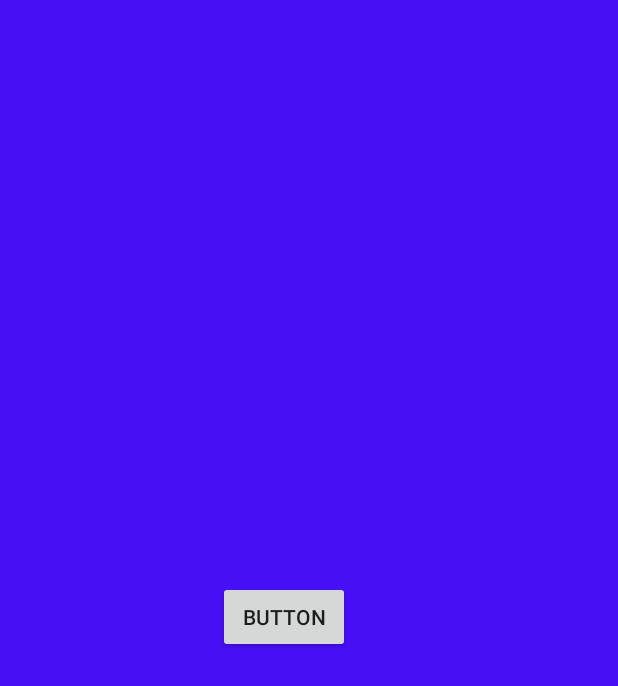
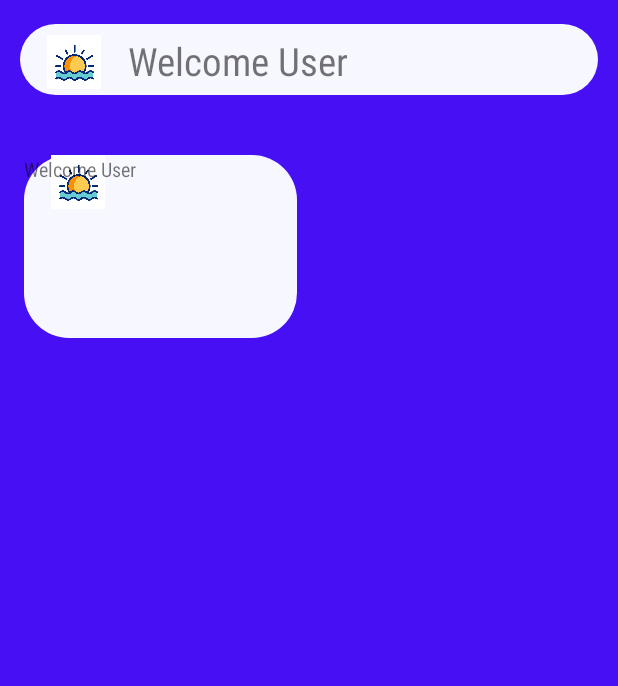
Before and after one commit to WenDEVLIFE/Mherl-Management-System-App, an Android app: the SystemDashboard screen opened directly, with no data from a screen before it, on a phone screen of 412 x 824 dp. Shown: the top 686 px of the screen. Run offline under Robolectric (Android 15) with nearby library versions, the light colour scheme and no system bars; our stand-ins replace sdp/ssp sizes.

Commit message:
added admin panel dash

```diff
--- /dev/null
+++ b/app/src/main/res/drawable/dash_layout.xml
@@ -0,0 +1,5 @@
+<?xml version="1.0" encoding="utf-8"?>
+<shape xmlns:android="http://schemas.android.com/apk/res/android">
+    <solid android:color="#F7F7FF"/>
+    <corners android:radius="30dp"/>
+</shape>
--- a/app/src/main/res/layout/activity_add_user.xml
+++ b/app/src/main/res/layout/activity_add_user.xml
@@ -44,6 +44,7 @@
 
     <!-- The navigation drawer that comes from the left -->
     <!-- Note that `android:layout_gravity` needs to be set to 'start' -->
+
     <com.google.android.material.navigation.NavigationView
             android:id="@+id/nav_view"
             android:layout_width="wrap_content"
@@ -54,6 +55,8 @@
             app:itemTextColor="@color/white"
             app:menu="@menu/navigationbar"
             app:headerLayout="@drawable/username"
-            />
+            >
+
+    </com.google.android.material.navigation.NavigationView>
 
 </androidx.drawerlayout.widget.DrawerLayout>
--- a/app/src/main/res/layout/activity_system_dashboard.xml
+++ b/app/src/main/res/layout/activity_system_dashboard.xml
@@ -25,17 +25,65 @@
                     android:layout_height="match_parent"
                     android:background="#470FF4">
 
-                <Button
-                        android:text="@string/button"
-                        android:layout_width="wrap_content"
-                        android:layout_height="wrap_content"
-                        android:id="@+id/button"
+                <androidx.constraintlayout.widget.ConstraintLayout
+                        android:layout_width="385dp"
+                        android:layout_height="47dp"
+                        android:background="@drawable/dash_layout"
+                        app:layout_constraintTop_toTopOf="parent"
                         app:layout_constraintStart_toStartOf="parent"
                         app:layout_constraintEnd_toEndOf="parent"
-                        app:layout_constraintTop_toTopOf="parent"
-                        app:layout_constraintBottom_toBottomOf="parent"
-                        app:layout_constraintHorizontal_bias="0.448"
-                        app:layout_constraintVertical_bias="0.499" />
+                        android:layout_marginTop="16dp"
+                        android:id="@+id/constraintLayout">
+
+                    <ImageView
+                            android:layout_width="72dp"
+                            android:layout_height="36dp"
+                            app:srcCompat="@drawable/sunrise"
+                            android:id="@+id/imageView"
+                            app:layout_constraintBottom_toBottomOf="parent"
+                            app:layout_constraintStart_toStartOf="parent"
+                            android:layout_marginBottom="4dp" />
+
+                    <TextView
+                            android:text="Welcome User"
+                            android:layout_width="296dp"
+                            android:layout_height="34dp"
+                            android:id="@+id/textView"
+                            android:fontFamily="sans-serif-condensed"
+                            android:textSize="@dimen/_20sdp"
+                            app:layout_constraintStart_toEndOf="@+id/imageView"
+                            app:layout_constraintTop_toTopOf="parent"
+                            app:layout_constraintBottom_toBottomOf="parent" />
+                </androidx.constraintlayout.widget.ConstraintLayout>
+
+                <androidx.constraintlayout.widget.ConstraintLayout
+                        android:layout_width="182dp"
+                        android:layout_height="122dp"
+                        android:background="@drawable/dash_layout"
+                        android:layout_marginTop="40dp"
+                        app:layout_constraintTop_toBottomOf="@+id/constraintLayout"
+                        app:layout_constraintStart_toStartOf="parent"
+                        android:layout_marginStart="16dp">
+
+                    <ImageView
+                            android:layout_width="72dp"
+                            android:layout_height="36dp"
+                            app:srcCompat="@drawable/sunrise"
+                            android:id="@+id/imageView1"
+                            tools:layout_editor_absoluteY="52dp"
+                            tools:layout_editor_absoluteX="44dp" />
+
+                    <TextView
+                            android:text="Welcome User"
+                            android:layout_width="132dp"
+                            android:layout_height="25dp"
+                            android:id="@+id/textView1231"
+                            android:fontFamily="sans-serif-condensed"
+                            android:textSize="@dimen/_10sdp"
+                            tools:layout_editor_absoluteY="16dp"
+                            tools:layout_editor_absoluteX="24dp" />
+
+                </androidx.constraintlayout.widget.ConstraintLayout>
             </androidx.constraintlayout.widget.ConstraintLayout>
 
         </FrameLayout>
```
Also changed, not shown: app/src/main/res/drawable/field.gif (added), app/src/main/res/drawable/night.gif (added), app/src/main/res/drawable/sunrise.gif (added).
